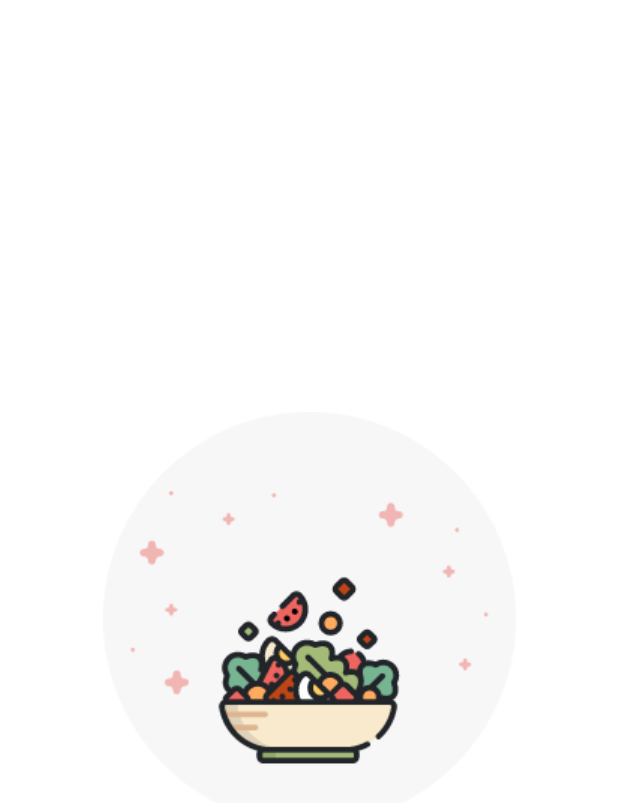
After one commit to sahmtzdmr/fodamy_android, an Android app: the layout custom_image_popup.xml on its own in the app's theme, with its tools: preview values and no code run, on a phone screen of 412 x 824 dp. The commit adds this screen. Shown: the top 803 px of the screen. Run offline under Robolectric (Android 15) with nearby library versions, the phone set to English and light mode, and no system bars.

Commit message:
Recipe image and arguments add

```diff
--- a/app/build.gradle
+++ b/app/build.gradle
@@ -4,6 +4,7 @@ plugins {
     id 'kotlin-kapt'
     id 'dagger.hilt.android.plugin'
     id 'androidx.navigation.safeargs.kotlin'
+    id 'org.jetbrains.kotlin.plugin.parcelize'
 }
 
 android {
@@ -40,7 +41,7 @@ android {
 }
 
 dependencies {
-    def nav_version = "2.3.5"
+    def nav_version = "2.4.0-beta02"
 
     implementation 'androidx.core:core-ktx:1.7.0'
     implementation 'androidx.appcompat:appcompat:1.3.1'
--- a/app/src/main/java/com/sadikahmetozdemir/sadik_fodamy/api/EditorChoiceRecipesAPI.kt
+++ b/app/src/main/java/com/sadikahmetozdemir/sadik_fodamy/api/EditorChoiceRecipesAPI.kt
@@ -23,4 +23,6 @@ interface EditorChoiceRecipesAPI {
 
     @GET("api/recipe/{recipe_id}/comment" )
     suspend fun recipeDetailsCommentRequest(@Path ("recipe_id")recipeID: Int):Response<CommentResponseModel>
+
+
 }
--- a/app/src/main/java/com/sadikahmetozdemir/sadik_fodamy/shared/local/CategoryModel.kt
+++ b/app/src/main/java/com/sadikahmetozdemir/sadik_fodamy/shared/local/CategoryModel.kt
@@ -1,5 +1,9 @@
 package com.sadikahmetozdemir.sadik_fodamy.shared.local
 
+import android.os.Parcelable
+import kotlinx.android.parcel.Parcelize
+
+@Parcelize
 class CategoryModel(var id:Int?,
 var name:String?,
-)
+):Parcelable
--- a/app/src/main/java/com/sadikahmetozdemir/sadik_fodamy/shared/local/ImagesModel.kt
+++ b/app/src/main/java/com/sadikahmetozdemir/sadik_fodamy/shared/local/ImagesModel.kt
@@ -1,9 +1,13 @@
 package com.sadikahmetozdemir.sadik_fodamy.shared.local
 
+import android.os.Parcelable
+import kotlinx.android.parcel.Parcelize
+
+@Parcelize
 data class ImagesModel(
     var width: Int?,
     var height: Int?,
     var key: String?,
     var order: Int?,
     var url: String?
-)
+):Parcelable
--- a/app/src/main/java/com/sadikahmetozdemir/sadik_fodamy/shared/local/NumberOfPersonModel.kt
+++ b/app/src/main/java/com/sadikahmetozdemir/sadik_fodamy/shared/local/NumberOfPersonModel.kt
@@ -1,6 +1,10 @@
 package com.sadikahmetozdemir.sadik_fodamy.shared.local
 
+import android.os.Parcelable
+import kotlinx.android.parcel.Parcelize
+
+@Parcelize
 data class NumberOfPersonModel (
     var number_of_person:Int?,
     var text: String?
-        )
+        ):Parcelable
--- a/app/src/main/java/com/sadikahmetozdemir/sadik_fodamy/shared/local/TimeOfRecipeModel.kt
+++ b/app/src/main/java/com/sadikahmetozdemir/sadik_fodamy/shared/local/TimeOfRecipeModel.kt
@@ -1,3 +1,7 @@
 package com.sadikahmetozdemir.sadik_fodamy.shared.local
 
-data class TimeOfRecipeModel (var id:Int?,var text:Int?)
+import android.os.Parcelable
+import kotlinx.android.parcel.Parcelize
+
+@Parcelize
+data class TimeOfRecipeModel (var id:Int?,var text:Int?):Parcelable
--- a/app/src/main/java/com/sadikahmetozdemir/sadik_fodamy/shared/local/UserModel.kt
+++ b/app/src/main/java/com/sadikahmetozdemir/sadik_fodamy/shared/local/UserModel.kt
@@ -1,5 +1,9 @@
 package com.sadikahmetozdemir.sadik_fodamy.shared.local
 
+import android.os.Parcelable
+import kotlinx.android.parcel.Parcelize
+
+@Parcelize
 data class UserModel(
     var id: Int?,
     var email: String?,
@@ -18,4 +22,4 @@ data class UserModel(
 
 
 
-)
+):Parcelable
--- a/app/src/main/java/com/sadikahmetozdemir/sadik_fodamy/shared/remote/EditorChoiceModel.kt
+++ b/app/src/main/java/com/sadikahmetozdemir/sadik_fodamy/shared/remote/EditorChoiceModel.kt
@@ -1,8 +1,11 @@
 package com.sadikahmetozdemir.sadik_fodamy.shared.remote
 
+import android.os.Parcelable
 import com.google.gson.annotations.SerializedName
 import com.sadikahmetozdemir.sadik_fodamy.shared.local.*
+import kotlinx.android.parcel.Parcelize
 
+@Parcelize
 data class EditorChoiceModel(
     var id: Int?,
     var title: String?,
@@ -21,4 +24,4 @@ data class EditorChoiceModel(
 
 
 
-)
+):Parcelable
--- a/app/src/main/java/com/sadikahmetozdemir/sadik_fodamy/shared/repositories/FeedRepository.kt
+++ b/app/src/main/java/com/sadikahmetozdemir/sadik_fodamy/shared/repositories/FeedRepository.kt
@@ -72,4 +72,5 @@ class FeedRepository @Inject constructor(private val editorChoiceRecipesAPI :Edi
 
 
 
-    }
+
+}
--- /dev/null
+++ b/app/src/main/res/layout/custom_image_popup.xml
@@ -0,0 +1,18 @@
+<?xml version="1.0" encoding="utf-8"?>
+<androidx.constraintlayout.widget.ConstraintLayout xmlns:android="http://schemas.android.com/apk/res/android"
+    android:layout_width="match_parent"
+    android:layout_height="match_parent"
+    xmlns:app="http://schemas.android.com/apk/res-auto">
+    <androidx.appcompat.widget.AppCompatImageView
+        android:id="@+id/iv_detail_food"
+        android:layout_width="wrap_content"
+        android:layout_height="wrap_content"
+        android:foregroundGravity="center"
+        android:scaleType="centerCrop"
+        android:src="@drawable/walkthrough_image_3"
+        app:layout_constraintStart_toStartOf="parent"
+        app:layout_constraintEnd_toEndOf="parent"
+        app:layout_constraintTop_toTopOf="parent"
+        app:layout_constraintBottom_toBottomOf="parent"/>
+
+</androidx.constraintlayout.widget.ConstraintLayout>
--- a/app/src/main/res/values/colors.xml
+++ b/app/src/main/res/values/colors.xml
@@ -12,4 +12,5 @@
     <color name="divider">#DEE2E6</color>
     <color name="seperator">#F1F2F3</color>
     <color name="cinder">#212529</color>
+
 </resources>
--- a/app/src/main/res/values/strings.xml
+++ b/app/src/main/res/values/strings.xml
@@ -30,6 +30,4 @@
     <string name="ingredients_title"> Malzemeler</string>
 
 
-
-
 </resources>
--- a/build.gradle
+++ b/build.gradle
@@ -11,7 +11,7 @@ buildscript {
         classpath "com.android.tools.build:gradle:7.0.3"
         classpath 'org.jetbrains.kotlin:kotlin-gradle-plugin:1.6.0'
         classpath 'com.google.dagger:hilt-android-gradle-plugin:2.38.1'
-        def nav_version = "2.3.5"
+        def nav_version = "2.4.0-beta02"
         classpath "androidx.navigation:navigation-safe-args-gradle-plugin:$nav_version"
 
 
```
Also changed, not shown: app/src/main/java/com/sadikahmetozdemir/sadik_fodamy/ui/RecipeDetailFragment.kt (+9 -0 lines), app/src/main/java/com/sadikahmetozdemir/sadik_fodamy/ui/RecipeImageAdapter.kt (added, +40 -0 lines), app/src/main/java/com/sadikahmetozdemir/sadik_fodamy/ui/RecipeImagePopUpFragment.kt (added, +59 -0 lines), app/src/main/res/drawable/ic_close_icon.xml (added, +10 -0 lines), app/src/main/res/layout/fragment_recipe_image_pop_up.xml (added, +33 -0 lines), app/src/main/res/navigation/navigation_graph.xml (+17 -0 lines).
